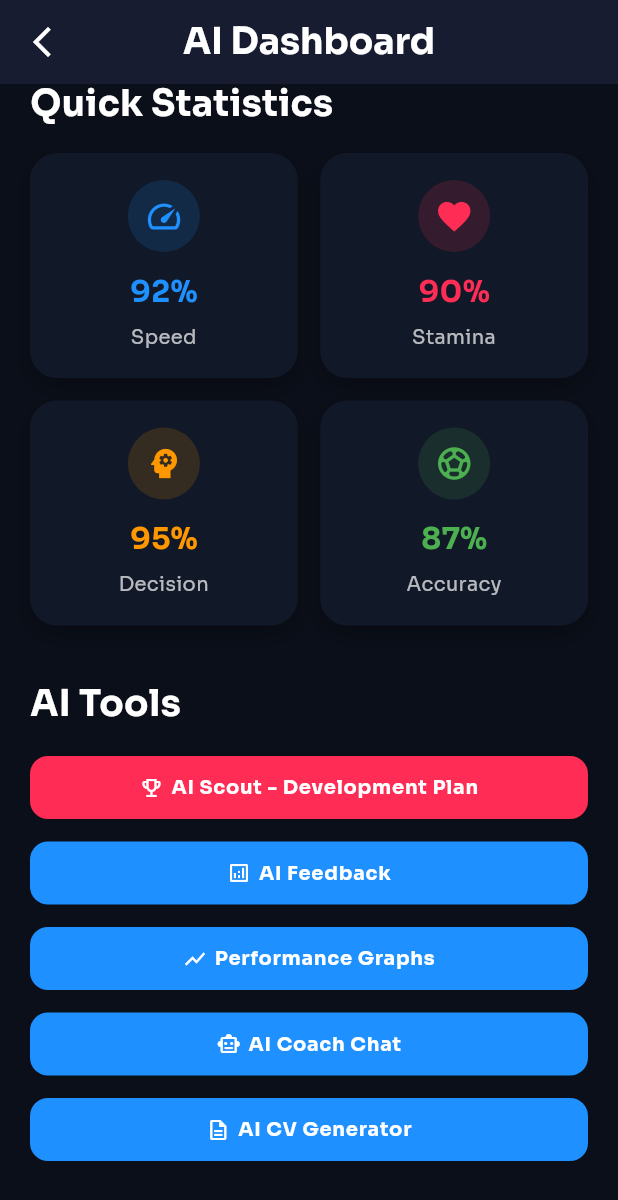
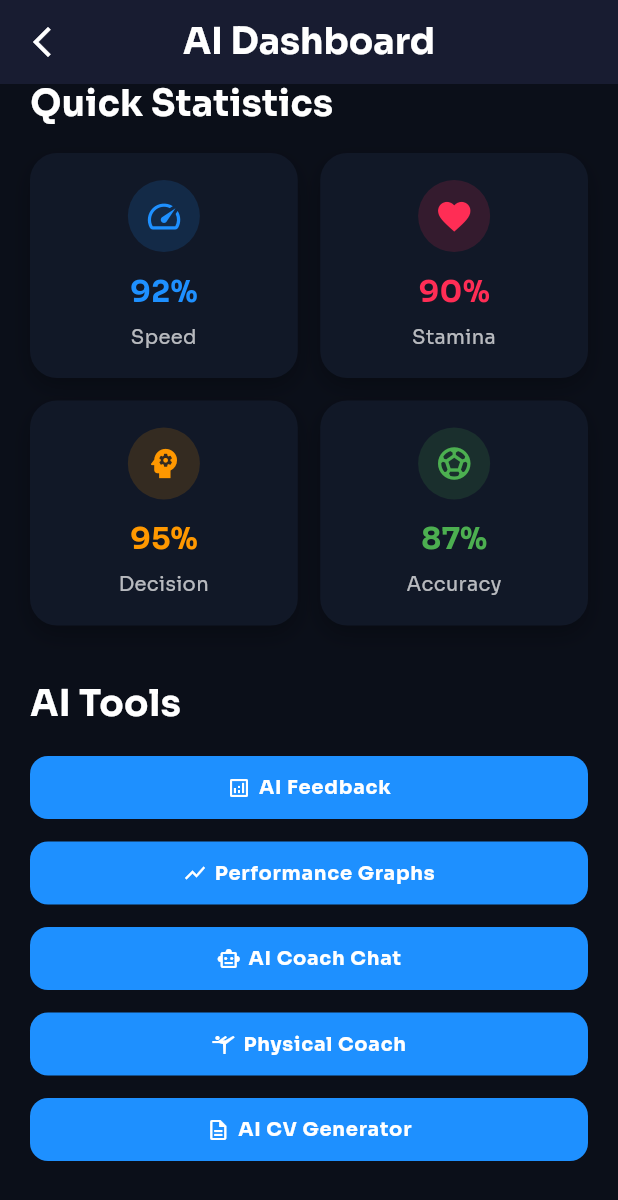
Before and after one commit to Ayatabdelazeez/SPOT_ME-main, a Flutter app: the AiDashboardScreen screen opened by its route, scrolled down 451 dp, on a phone screen of 412 x 824 dp. Shown: the top 1200 px of the screen. Run offline on Flutter 3.47's test engine with Material 3 defaults, Android fonts, the light colour scheme and no system bars; our stand-ins replace equatable, file_picker, fl_chart, flutter_bloc, google_fonts, image_picker and 1 more; accounts and stored records are empty.

Commit message:
Update ai_dashboard_screen.dart

```diff
--- a/lib/screens/ai/ai_dashboard_screen.dart
+++ b/lib/screens/ai/ai_dashboard_screen.dart
@@ -8,9 +8,10 @@ import 'ai_chat_screen.dart';
 import 'ai_feedback_screen.dart';
 import 'performance_graphs_screen.dart';
 
-import 'ai_cv_generator_screen.dart';
+import 'physical_coach_screen.dart';
+
+// import 'ai_cv_generator_screen.dart';
 import 'cv_chat_screen.dart';
-import 'ai_scout_screen.dart';
 
 class AiDashboardScreen extends StatelessWidget {
   const AiDashboardScreen({super.key});
@@ -230,22 +231,6 @@ class AiDashboardScreen extends StatelessWidget {
               const SizedBox(height: 18),
 
               CustomButton(
-                text: "AI Scout - Development Plan",
-                icon: Icons.emoji_events_outlined,
-                backgroundColor: AppColors.red,
-                onPressed: () {
-                  Navigator.push(
-                    context,
-                    MaterialPageRoute(
-                      builder: (_) => const AiScoutScreen(),
-                    ),
-                  );
-                },
-              ),
-
-              const SizedBox(height: 15),
-
-              CustomButton(
                 text: "AI Feedback",
                 icon: Icons.analytics_outlined,
                 onPressed: () {
@@ -290,6 +275,20 @@ class AiDashboardScreen extends StatelessWidget {
               const SizedBox(height: 15),
 
 CustomButton(
+                text: "Physical Coach",
+                icon: Icons.sports_gymnastics_outlined,
+                onPressed: () {
+                  Navigator.push(
+                    context,
+                    MaterialPageRoute(
+                      builder: (_) => const PhysicalCoachScreen(),
+                    ),
+                  );
+                },
+              ),
+              const SizedBox(height: 15),
+
+CustomButton(
   text: "AI CV Generator",
   icon: Icons.description_outlined,
   onPressed: () {
```
